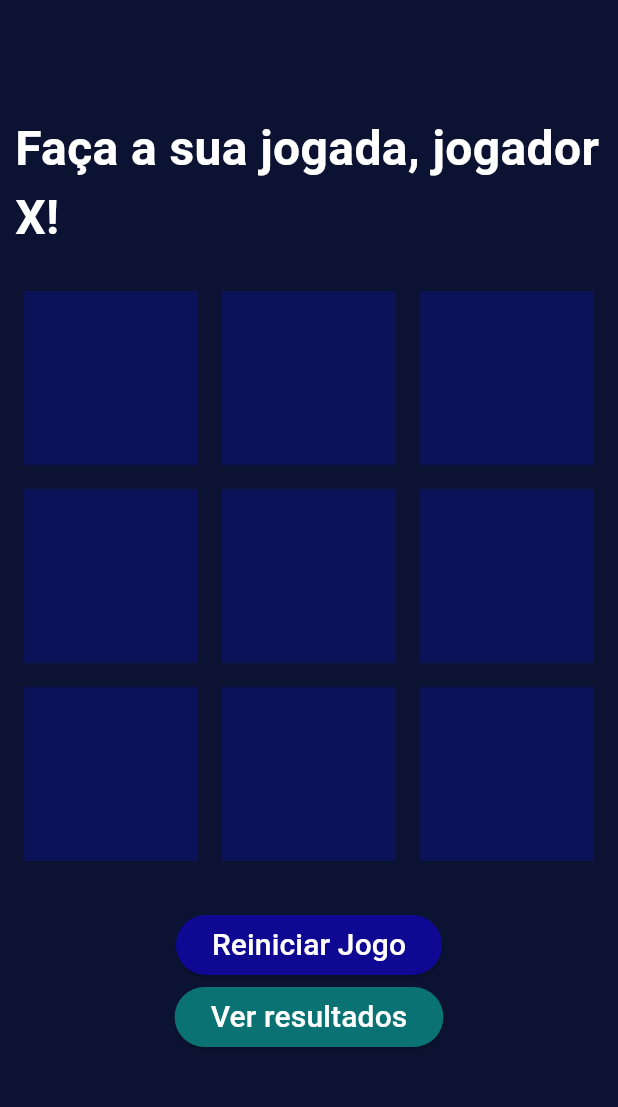
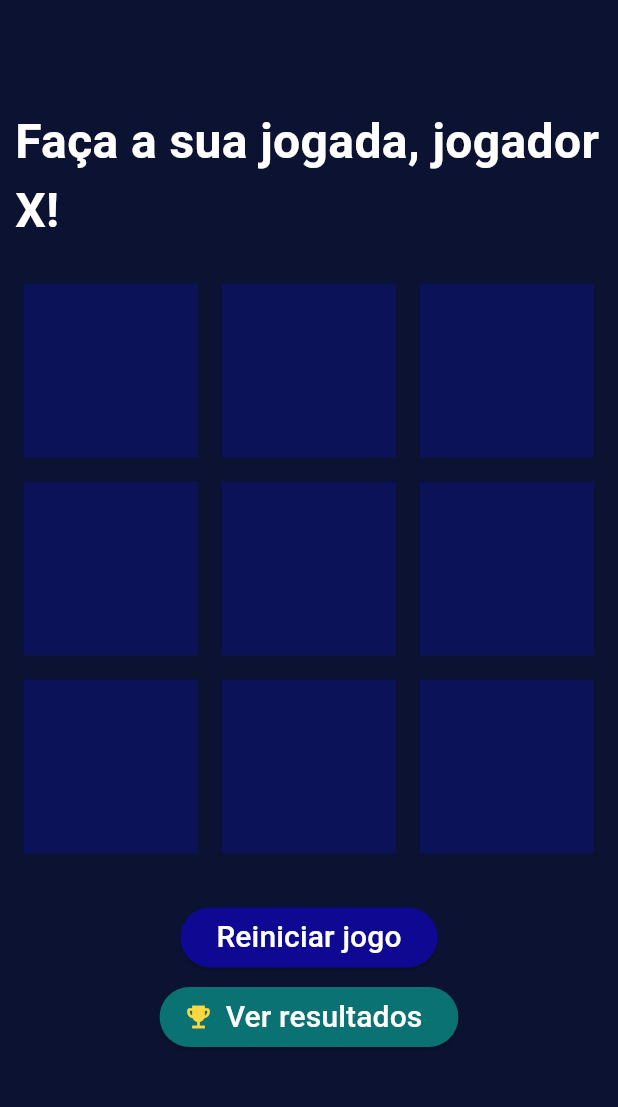
Before and after one commit to clara0904/AppJogodaVelha, a Flutter app: the screen it shows after launch, on a phone screen of 412 x 824 dp, the part 84-1191 px from its top. Run offline on Flutter 3.47's test engine with Material 3 defaults, Android fonts, the phone set to English and light mode, and no system bars; our stand-ins replace drift; accounts and stored records are empty; generated files the repository leaves out were written again.

Commit message:
feat: estilização dos botões reiniciar e resultados

```diff
--- a/lib/components/botao_reiniciar.dart
+++ b/lib/components/botao_reiniciar.dart
@@ -11,7 +11,7 @@ class BotaoReiniciar extends StatelessWidget {
       onPressed: () {
         onPressed();
       },
-      child: const Text("Reiniciar Jogo",
+      child: const Text("Reiniciar jogo",
         style: TextStyle(
           color: Colors.white,
           fontSize: 20,
--- a/lib/components/botao_resultado.dart
+++ b/lib/components/botao_resultado.dart
@@ -6,17 +6,28 @@ class BotaoResultado extends StatelessWidget {
 
   @override
   Widget build(BuildContext context) {
-    return ElevatedButton(
-      style: const ButtonStyle(backgroundColor: WidgetStatePropertyAll(Color.fromARGB(255, 10, 114, 114))),
+    return Padding(
+      padding: const EdgeInsets.all(5.0),
+      child: ElevatedButton.icon(
+        style: ElevatedButton.styleFrom(
+          backgroundColor: const Color.fromARGB(255, 10, 114, 114),
+        ),
         onPressed: () {
           onPressed();
         },
-      child: const Text("Ver resultados",
+        icon: const Icon(
+          Icons.emoji_events,
+          color: Colors.amberAccent,
+          size: 20,
+        ),
+        label: const Text(
+          "Ver resultados",
           style: TextStyle(
             color: Colors.white,
             fontSize: 20,
           ),
         ),
+      ),
     );
   }
 }
```
Lines whose indentation alone changed are shown as unchanged.
